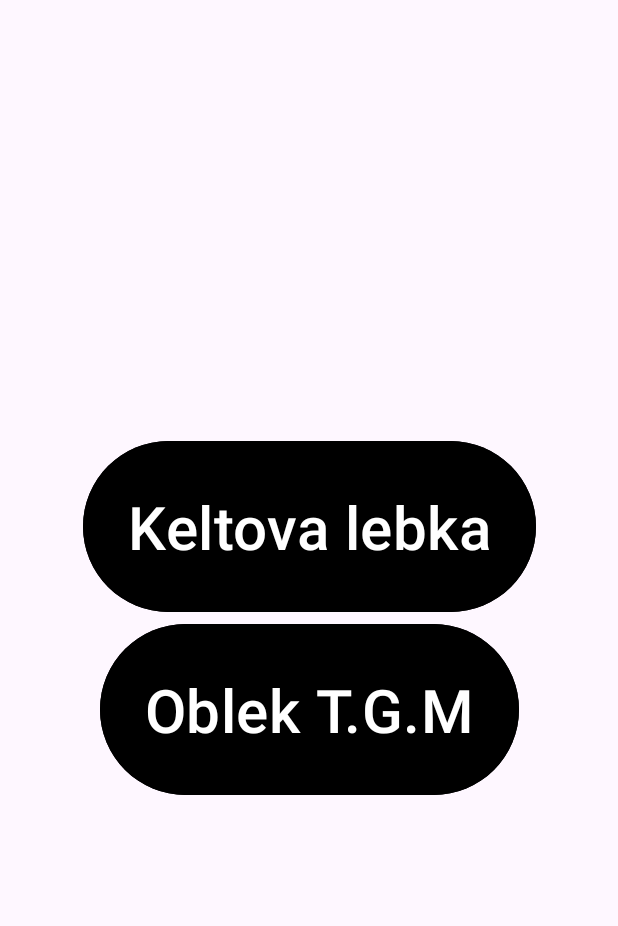
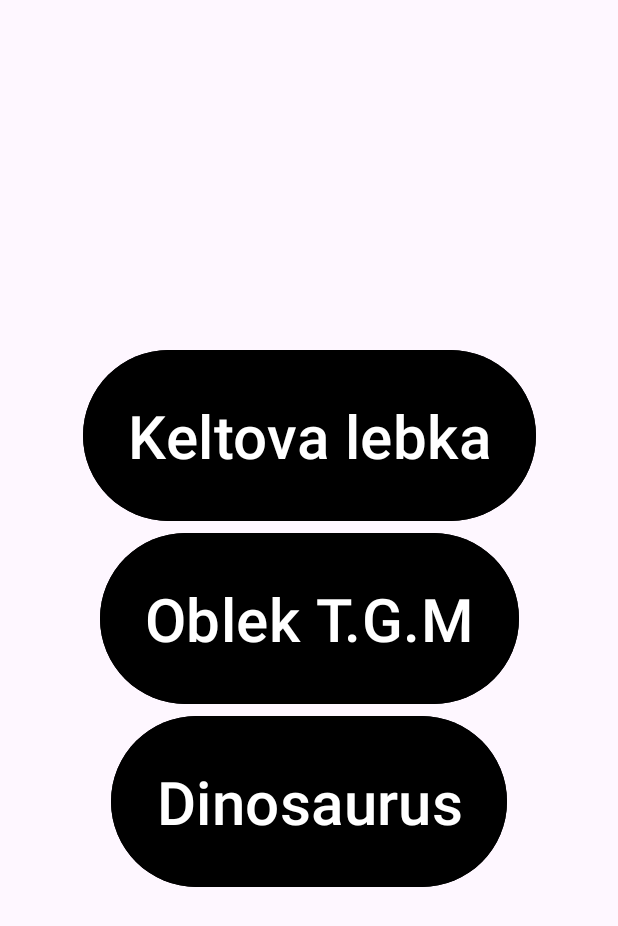
Before and after one commit to Krataman/SoutezApp, an Android app: the screen it shows after launch (MainActivity), on a phone screen of 412 x 824 dp. Shown: the top 926 px of the screen. Run offline under Robolectric (Android 15) with nearby library versions, the phone set to English and light mode, and no system bars.

Commit message:
V 3.2 !! MAJOR !!: - Added din0

```diff
--- a/app/src/main/java/com/example/soutezapp/MainActivity.kt
+++ b/app/src/main/java/com/example/soutezapp/MainActivity.kt
@@ -32,5 +32,12 @@ class MainActivity : AppCompatActivity() {
             startActivity(intent)
         }
 
+        val dinoButton = findViewById<Button>(R.id.dinosActivityButton)
+        dinoButton.setOnClickListener {
+            // Spustíme PuzzleActivity
+            val intent = Intent(this, DinoActivity::class.java)
+            startActivity(intent)
+        }
+
     }
     }
--- a/app/src/main/res/layout/activity_main.xml
+++ b/app/src/main/res/layout/activity_main.xml
@@ -43,6 +43,18 @@
 
         </Button>
 
+        <Button
+            android:id="@+id/dinosActivityButton"
+            android:layout_width="wrap_content"
+            android:layout_height="wrap_content"
+            android:backgroundTint="@android:color/background_dark"
+            android:text="@string/dinosaurus"
+            android:textColor="@color/white"
+            android:textSize="40sp"
+            android:padding="30dp">
+
+        </Button>
+
     </LinearLayout>
 
 
--- a/app/src/main/res/values/strings.xml
+++ b/app/src/main/res/values/strings.xml
@@ -2,4 +2,5 @@
     <string name="app_name">Puzzle Aplikace</string>
     <string name="skull_activity">Oblek T.G.M</string>
     <string name="keltova_lebka">Keltova lebka</string>
+    <string name="dinosaurus">Dinosaurus</string>
 </resources>
```
Also changed, not shown: app/src/main/AndroidManifest.xml (+8 -3 lines), app/src/main/java/com/example/soutezapp/DinoActivity.kt (added, +30 -0 lines), app/src/main/java/com/example/soutezapp/DrawingView.kt (added, +101 -0 lines), app/src/main/res/layout/activity_dino.xml (added, +21 -0 lines), app/src/main/res/drawable/buri.jpg (added).
